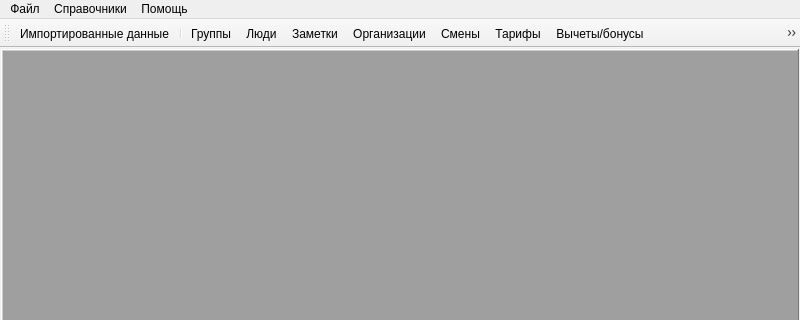
Old version of the form src/zmainwindow.ui in the repository SergeyZaz/DSV; both pictures show x 0 to 800 and y 0 to 320 of the 800 by 600 pixel window.
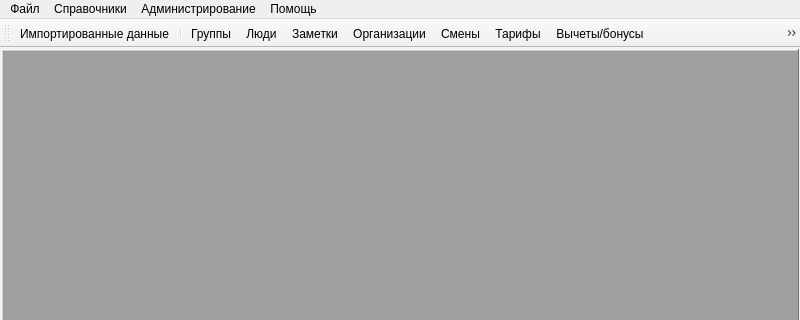
New version of the form. Icons and pictures are not drawn.

```diff
--- a/src/zmainwindow.ui
+++ b/src/zmainwindow.ui
@@ -105,8 +105,16 @@
     <addaction name="actAbout"/>
     <addaction name="actAboutQt"/>
    </widget>
+   <widget class="QMenu" name="menu_4">
+    <property name="title">
+     <string>Администрирование</string>
+    </property>
+    <addaction name="actUsers"/>
+    <addaction name="actConfig"/>
+   </widget>
    <addaction name="menu"/>
    <addaction name="menu_2"/>
+   <addaction name="menu_4"/>
    <addaction name="menu_3"/>
   </widget>
   <widget class="QStatusBar" name="statusbar"/>
```
Left out of the diff: 17 changed lines with no effect on the pictures.
